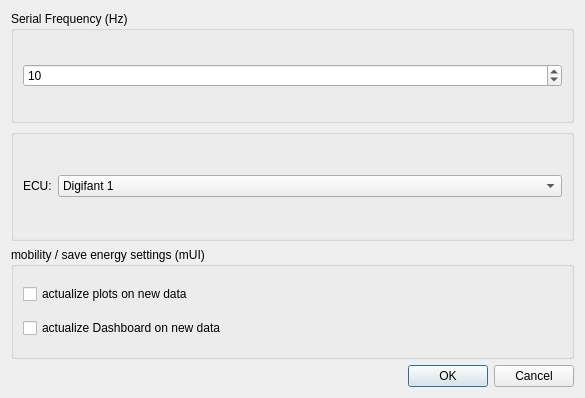
Above: src/V2SettingsDialog.ui from digifant/multidisplay-app before the change. Below: the same form after it.
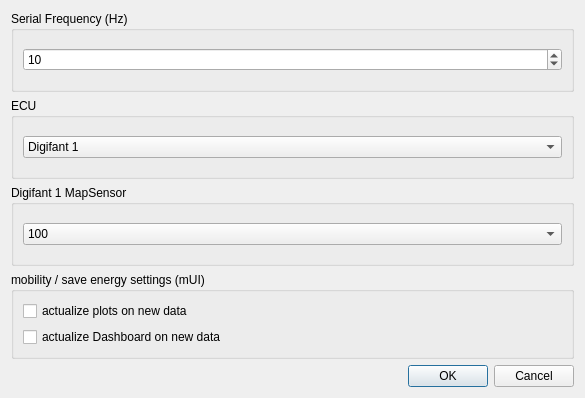
That is the form after the change.

Patch:
```diff
--- a/src/V2SettingsDialog.ui
+++ b/src/V2SettingsDialog.ui
@@ -14,27 +14,14 @@
    <string>Dialog</string>
   </property>
   <layout class="QGridLayout" name="gridLayout">
-   <item row="3" column="0">
-    <widget class="QGroupBox" name="groupBox_2">
-     <property name="title">
-      <string>mobility / save energy settings (mUI)</string>
+   <item row="5" column="0">
+    <widget class="QDialogButtonBox" name="buttonBox">
+     <property name="orientation">
+      <enum>Qt::Horizontal</enum>
      </property>
-     <layout class="QVBoxLayout" name="verticalLayout_2">
-      <item>
-       <widget class="QCheckBox" name="actualizeVis1CheckBox">
-        <property name="text">
-         <string>actualize plots on new data</string>
-        </property>
-       </widget>
-      </item>
-      <item>
-       <widget class="QCheckBox" name="actualizeDashboardCheckBox">
-        <property name="text">
-         <string>actualize Dashboard on new data</string>
-        </property>
-       </widget>
-      </item>
-     </layout>
+     <property name="standardButtons">
+      <set>QDialogButtonBox::Cancel|QDialogButtonBox::Ok</set>
+     </property>
     </widget>
    </item>
    <item row="1" column="0">
@@ -60,29 +47,35 @@
     </widget>
    </item>
    <item row="4" column="0">
-    <widget class="QDialogButtonBox" name="buttonBox">
-     <property name="orientation">
-      <enum>Qt::Horizontal</enum>
+    <widget class="QGroupBox" name="groupBoxEnergy">
+     <property name="title">
+      <string>mobility / save energy settings (mUI)</string>
      </property>
-     <property name="standardButtons">
-      <set>QDialogButtonBox::Cancel|QDialogButtonBox::Ok</set>
-     </property>
+     <layout class="QVBoxLayout" name="verticalLayout_2">
+      <item>
+       <widget class="QCheckBox" name="actualizeVis1CheckBox">
+        <property name="text">
+         <string>actualize plots on new data</string>
+        </property>
+       </widget>
+      </item>
+      <item>
+       <widget class="QCheckBox" name="actualizeDashboardCheckBox">
+        <property name="text">
+         <string>actualize Dashboard on new data</string>
+        </property>
+       </widget>
+      </item>
+     </layout>
     </widget>
    </item>
    <item row="2" column="0">
     <widget class="QGroupBox" name="groupBoxEcu">
      <property name="title">
-      <string/>
+      <string>ECU</string>
      </property>
      <layout class="QGridLayout" name="gridLayout_2">
       <item row="0" column="0">
-       <widget class="QLabel" name="label">
-        <property name="text">
-         <string>ECU:</string>
-        </property>
-       </widget>
-      </item>
-      <item row="0" column="1">
        <widget class="QComboBox" name="comboBoxEcu">
         <property name="sizePolicy">
          <sizepolicy hsizetype="Expanding" vsizetype="Fixed">
@@ -110,6 +103,44 @@
      </layout>
     </widget>
    </item>
+   <item row="3" column="0">
+    <widget class="QGroupBox" name="groupBoxEnergy_2">
+     <property name="title">
+      <string>Digifant 1 MapSensor</string>
+     </property>
+     <layout class="QVBoxLayout" name="verticalLayout_3">
+      <item>
+       <widget class="QComboBox" name="comboBoxMapSensor">
+        <item>
+         <property name="text">
+          <string>100</string>
+         </property>
+        </item>
+        <item>
+         <property name="text">
+          <string>200</string>
+         </property>
+        </item>
+        <item>
+         <property name="text">
+          <string>250</string>
+         </property>
+        </item>
+        <item>
+         <property name="text">
+          <string>300</string>
+         </property>
+        </item>
+        <item>
+         <property name="text">
+          <string>400</string>
+         </property>
+        </item>
+       </widget>
+      </item>
+     </layout>
+    </widget>
+   </item>
   </layout>
  </widget>
  <resources/>
```
Left out of the diff: 2 changed lines with no effect on the pictures.
